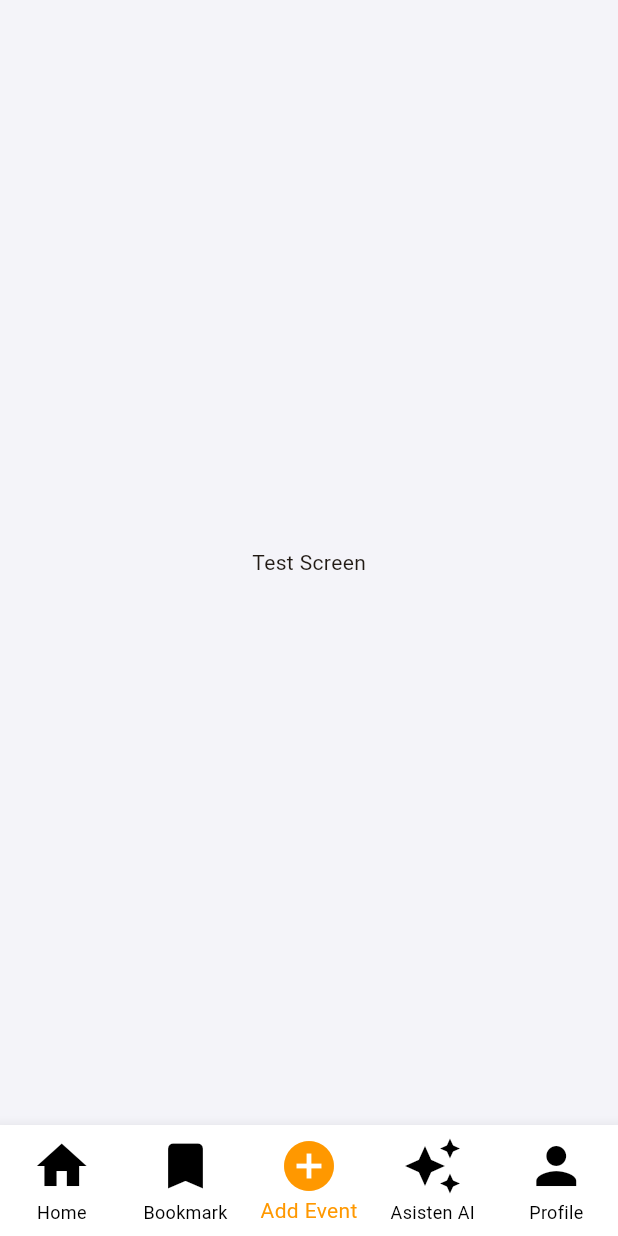
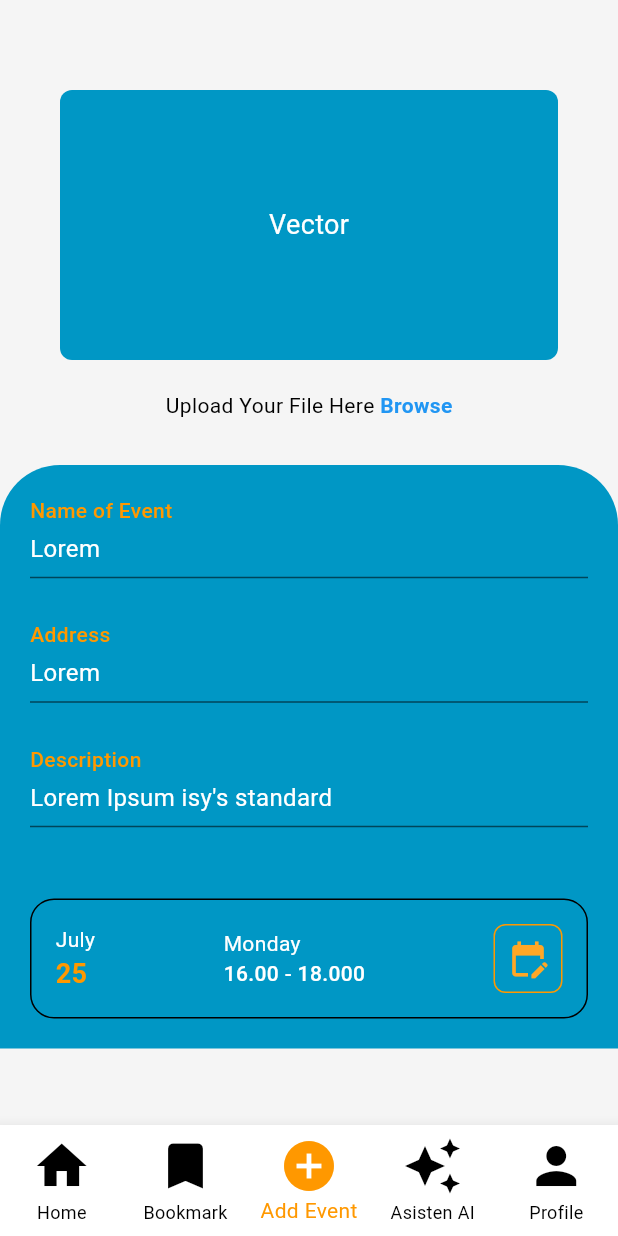
Before and after one commit to HapisPro/eventara, a Flutter app: the MainScreen screen opened directly, item 3 of the bottom bar chosen, on a phone screen of 412 x 824 dp. Run offline on Flutter 3.47's test engine with Material 3 defaults, Android fonts, the phone set to English and light mode, and no system bars.

Commit message:
Feature add event (#3)
* init project

* Mempercantik detail page

* Make home : detail page

* init assets

* add image

* add image

* add event

---------

Co-authored-by: miftahasiboean <miftaheczson027@gmail.com>

```diff
--- a/lib/main_screen.dart
+++ b/lib/main_screen.dart
@@ -1,3 +1,4 @@
+import 'package:eventara/screen/add_event_screen.dart';
 import 'package:eventara/test_screen.dart';
 import 'package:flutter/material.dart';
 import 'package:provider/provider.dart';
@@ -18,7 +19,7 @@ class _MainScreenState extends State<MainScreen> {
   final List<Widget> _pages = [
     const HomeScreen(),
     const TestScreen(),
-    const TestScreen(),
+    const AddEventScreen(),
     const TestScreen(),
     const TestScreen(),
   ];
--- /dev/null
+++ b/lib/screen/add_event_screen.dart
@@ -0,0 +1,166 @@
+import 'package:flutter/material.dart';
+
+class AddEventScreen extends StatelessWidget {
+  const AddEventScreen({super.key});
+
+  @override
+  Widget build(BuildContext context) {
+    return Scaffold(
+      backgroundColor: Colors.grey.shade100,
+      body: SingleChildScrollView(
+        child: Column(
+          children: [
+            const SizedBox(height: 40),
+
+            // Kotak Upload File
+            Container(
+              margin: const EdgeInsets.symmetric(horizontal: 40, vertical: 20),
+              height: 180,
+              decoration: BoxDecoration(
+                color: const Color(0xFF0097C5),
+                borderRadius: BorderRadius.circular(8),
+              ),
+              child: const Center(
+                child: Text(
+                  "Vector",
+                  style: TextStyle(color: Colors.white, fontSize: 18),
+                ),
+              ),
+            ),
+            const Text.rich(
+              TextSpan(
+                text: "Upload Your File Here ",
+                style: TextStyle(color: Colors.black, fontSize: 14),
+                children: [
+                  TextSpan(
+                    text: "Browse",
+                    style: TextStyle(
+                      color: Colors.blue,
+                      fontWeight: FontWeight.bold,
+                    ),
+                  ),
+                ],
+              ),
+            ),
+
+            const SizedBox(height: 30),
+
+            // Card Form Biru
+            Container(
+              width: double.infinity,
+              padding: const EdgeInsets.all(20),
+              decoration: const BoxDecoration(
+                color: Color(0xFF0097C5),
+                borderRadius: BorderRadius.only(
+                  topLeft: Radius.circular(40),
+                  topRight: Radius.circular(40),
+                ),
+              ),
+              child: Column(
+                crossAxisAlignment: CrossAxisAlignment.start,
+                children: [
+                  buildField("Name of Event", "Lorem"),
+                  buildField("Address", "Lorem"),
+                  buildField("Description", "Lorem Ipsum isy's standard"),
+
+                  const SizedBox(height: 20),
+
+                  // Schedule Card
+                  Container(
+                    padding: const EdgeInsets.all(16),
+                    decoration: BoxDecoration(
+                      color: Colors.transparent,
+                      borderRadius: BorderRadius.circular(16),
+                      border: Border.all(color: Colors.black, width: 1),
+                    ),
+                    child: Row(
+                      mainAxisAlignment: MainAxisAlignment.spaceBetween,
+                      children: [
+                        Column(
+                          crossAxisAlignment: CrossAxisAlignment.start,
+                          children: const [
+                            Text(
+                              "July",
+                              style: TextStyle(
+                                color: Colors.white,
+                                fontSize: 14,
+                              ),
+                            ),
+                            Text(
+                              "25",
+                              style: TextStyle(
+                                color: Colors.orange,
+                                fontSize: 18,
+                                fontWeight: FontWeight.bold,
+                              ),
+                            ),
+                          ],
+                        ),
+                        Column(
+                          crossAxisAlignment: CrossAxisAlignment.start,
+                          children: const [
+                            Text(
+                              "Monday",
+                              style: TextStyle(
+                                color: Colors.white,
+                                fontSize: 14,
+                              ),
+                            ),
+                            Text(
+                              "16.00 - 18.000",
+                              style: TextStyle(
+                                color: Colors.white,
+                                fontWeight: FontWeight.w500,
+                              ),
+                            ),
+                          ],
+                        ),
+                        Container(
+                          padding: const EdgeInsets.all(8),
+                          decoration: BoxDecoration(
+                            border: Border.all(color: Colors.orange, width: 1),
+                            borderRadius: BorderRadius.circular(8),
+                          ),
+                          child: Icon(
+                            Icons.edit_calendar,
+                            color: Colors.orange.shade400,
+                            size: 28,
+                          ),
+                        ),
+                      ],
+                    ),
+                  ),
+                ],
+              ),
+            ),
+          ],
+        ),
+      ),
+    );
+  }
+
+  Widget buildField(String label, String value) {
+    return Padding(
+      padding: const EdgeInsets.only(bottom: 20),
+      child: Column(
+        crossAxisAlignment: CrossAxisAlignment.start,
+        children: [
+          Text(
+            label,
+            style: const TextStyle(
+              color: Colors.orange,
+              fontSize: 14,
+              fontWeight: FontWeight.w500,
+            ),
+          ),
+          const SizedBox(height: 4),
+          Text(
+            value,
+            style: const TextStyle(color: Colors.white, fontSize: 16),
+          ),
+          const Divider(color: Colors.black54),
+        ],
+      ),
+    );
+  }
+}
--- a/pubspec.yaml
+++ b/pubspec.yaml
@@ -26,3 +26,5 @@ dev_dependencies:
 
 flutter:
   uses-material-design: true
+  assets:
+    - assets/
```
Also changed, not shown: lib/screen/detail_page_eventara.dart (added, +215 -0 lines), assets/Blueberry.jpg (added).
